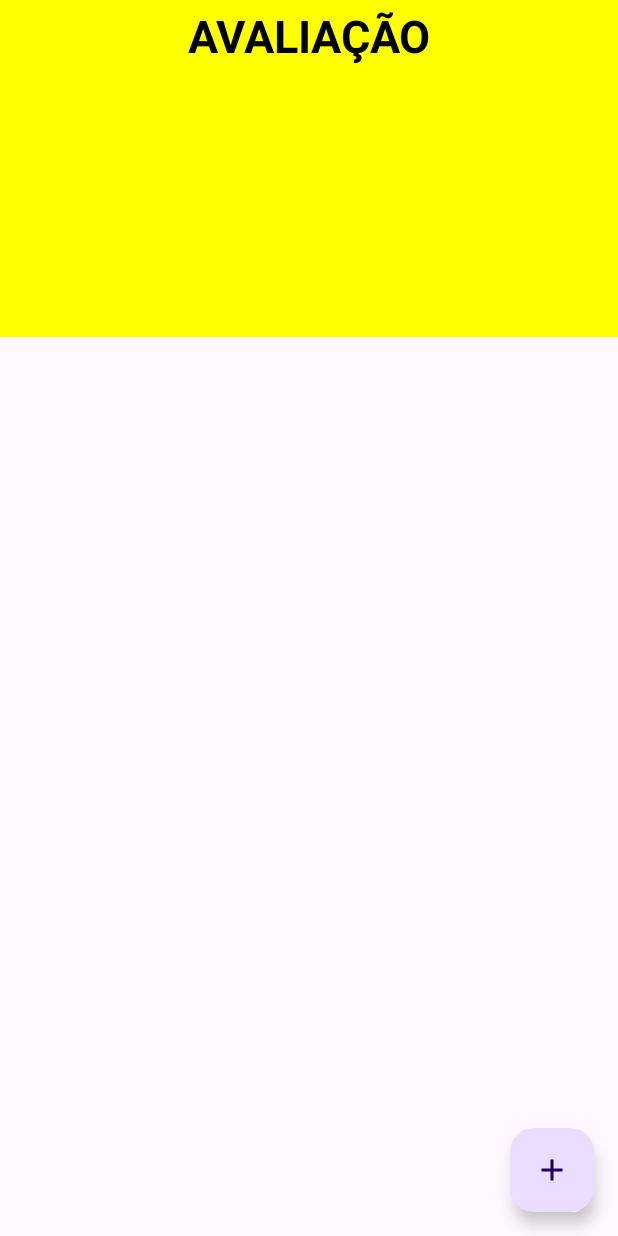
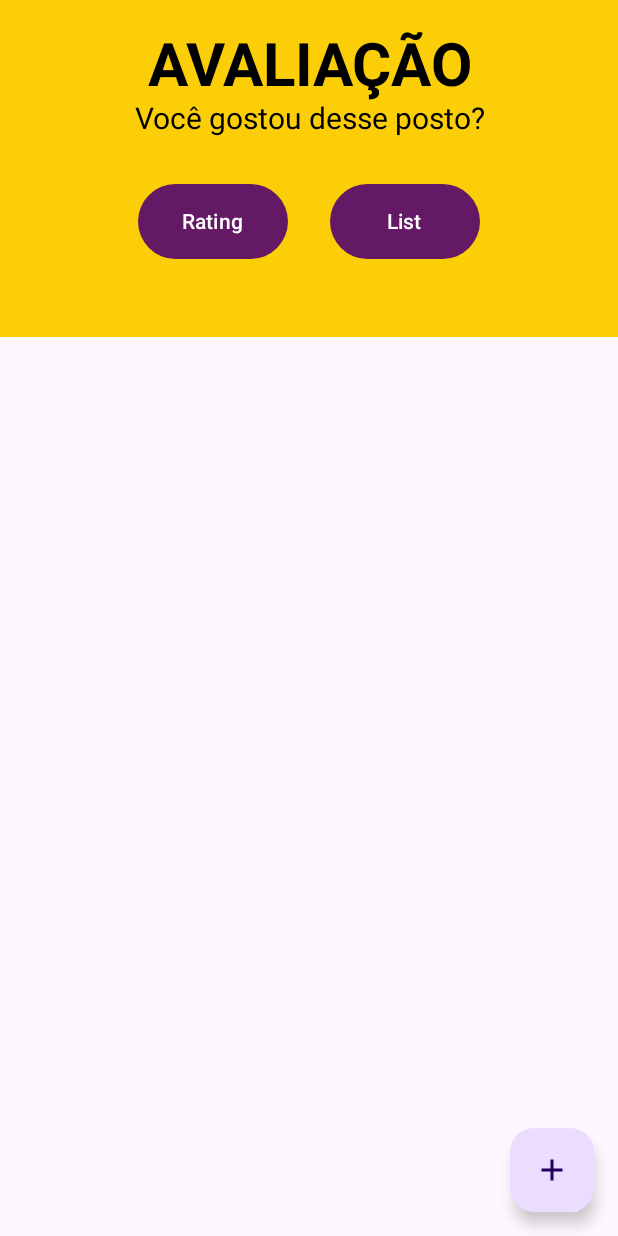
Before and after one commit to Grupo-Manifest/kowalski-rating, an Android app built with Jetpack Compose: the screen it shows after launch (MainActivity), on a phone screen of 412 x 824 dp. Run offline under Robolectric (Android 15) with nearby library versions, the light colour scheme and no system bars; our stand-ins replace Dagger/Hilt's generated code, Room's generated code.

Commit message:
Add UI buttons to add and list ratings

```diff
--- a/app/src/main/java/ecb/manifest/kowalski/rating/ui/main/MainActivity.kt
+++ b/app/src/main/java/ecb/manifest/kowalski/rating/ui/main/MainActivity.kt
@@ -4,12 +4,19 @@ import android.os.Bundle
 import androidx.activity.ComponentActivity
 import androidx.activity.compose.setContent
 import androidx.compose.foundation.background
+import androidx.compose.foundation.layout.Arrangement
 import androidx.compose.foundation.layout.Box
 import androidx.compose.foundation.layout.Column
+import androidx.compose.foundation.layout.Row
 import androidx.compose.foundation.layout.fillMaxSize
 import androidx.compose.foundation.layout.fillMaxWidth
+import androidx.compose.foundation.layout.height
 import androidx.compose.foundation.layout.padding
+import androidx.compose.foundation.layout.width
+import androidx.compose.material3.Button
+import androidx.compose.material3.ButtonDefaults
 import androidx.compose.material3.Text
+import androidx.compose.ui.Alignment
 import androidx.compose.ui.Modifier
 import androidx.compose.ui.graphics.Color
 import androidx.compose.ui.text.font.FontWeight
@@ -18,6 +25,8 @@ import androidx.compose.ui.unit.dp
 import androidx.compose.ui.unit.sp
 import dagger.hilt.android.AndroidEntryPoint
 import ecb.manifest.kowalski.rating.ui.presentation.review.ReviewScreen
+import ecb.manifest.kowalski.rating.ui.theme.OrangeShell
+import ecb.manifest.kowalski.rating.ui.theme.PurpleShell
 
 @AndroidEntryPoint
 class MainActivity : ComponentActivity() {
@@ -31,16 +40,51 @@ class MainActivity : ComponentActivity() {
                     modifier = Modifier
                         .fillMaxSize()
                         .weight(1.5f)
-                        .background(color = Color.Yellow)
+                        .background(color = OrangeShell)
                 ) {
-                    Column(modifier = Modifier.padding(7.dp)){
+                    Column(modifier = Modifier.padding(20.dp)) {
                         Text(
                             text = "AVALIAÇÃO",
                             modifier = Modifier.fillMaxWidth(),
                             textAlign = TextAlign.Center,
                             fontWeight = FontWeight.Bold,
-                            fontSize = 30.sp,
+                            fontSize = 40.sp,
                         )
+                        Text(
+                            text = "Você gostou desse posto?",
+                            modifier = Modifier.fillMaxWidth(),
+                            textAlign = TextAlign.Center,
+                            fontSize = 20.sp,
+                        )
+
+                        Row(
+                            modifier = Modifier.fillMaxSize(),
+                            horizontalArrangement = Arrangement.Center,
+                            verticalAlignment = Alignment.CenterVertically,
+                        ) {
+                            Button(
+                                modifier = Modifier
+                                    .padding(14.dp)
+                                    .width(100.dp)
+                                    .height(50.dp),
+                                colors = ButtonDefaults.buttonColors(PurpleShell),
+
+                                onClick = { /*TODO*/ }
+                            ) {
+                                Text(text = "Rating")
+                            }
+                            Button(
+                                modifier = Modifier
+                                    .padding(14.dp)
+                                    .width(100.dp)
+                                    .height(50.dp),
+                                colors = ButtonDefaults.buttonColors(PurpleShell),
+
+                                onClick = { /*TODO*/ }
+                            ) {
+                                Text(text = "List")
+                            }
+                        }
                     }
                 }
 
```
